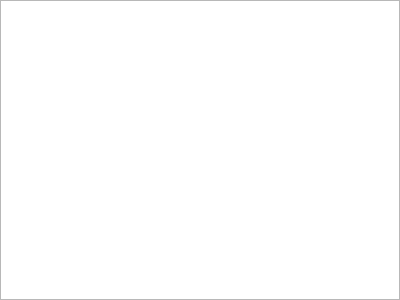
Qt form workspace_member/workspacememberdialog.ui (ytxerp/ytx-client) before a commit.
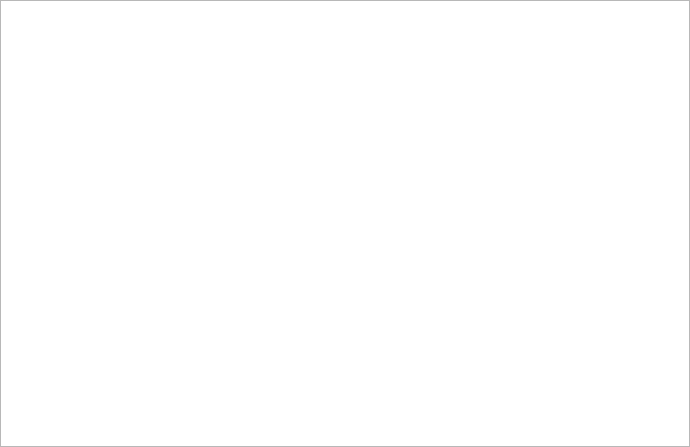
The same form after that commit.

```diff
--- a/workspace_member/workspacememberdialog.ui
+++ b/workspace_member/workspacememberdialog.ui
@@ -6,8 +6,8 @@
    <rect>
     <x>0</x>
     <y>0</y>
-    <width>400</width>
-    <height>300</height>
+    <width>690</width>
+    <height>447</height>
    </rect>
   </property>
   <property name="windowTitle">
```
